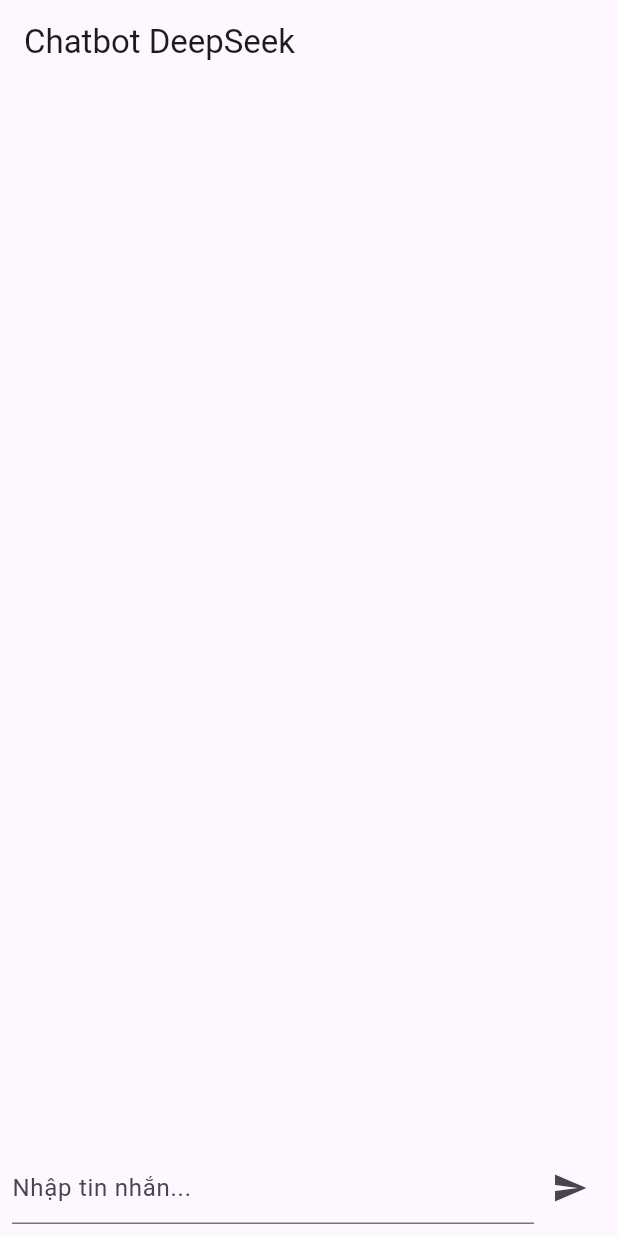
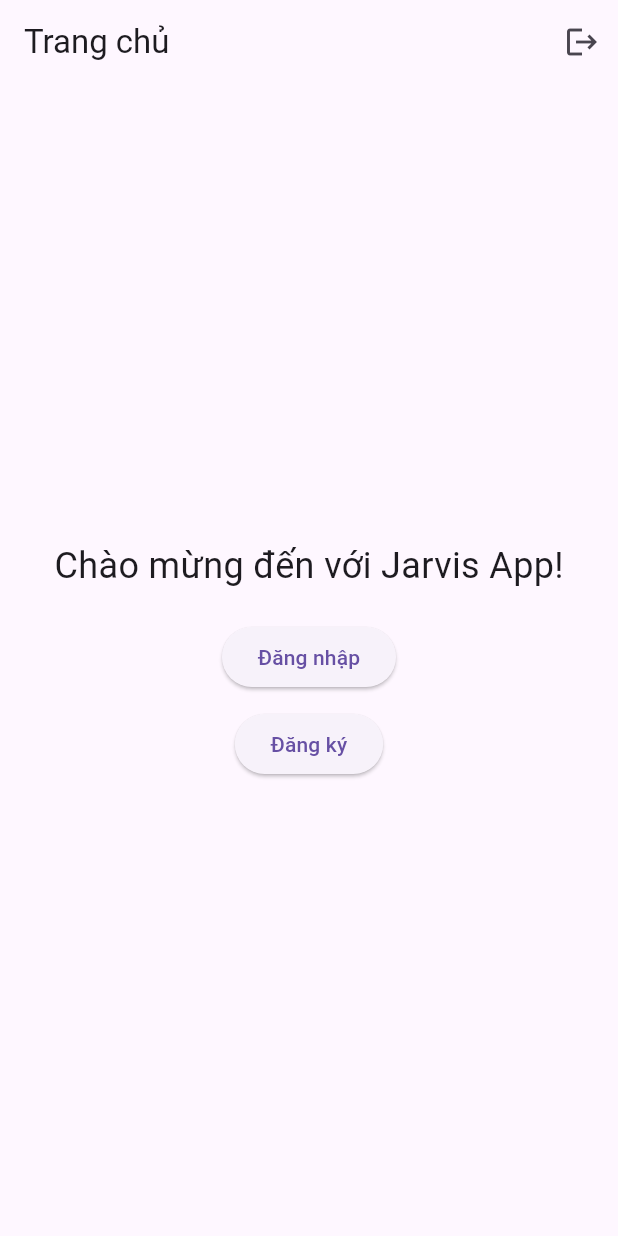
Before and after one commit to thinhngoo/AI_chat_bot, a Flutter app: the screen it shows after launch, on a phone screen of 412 x 824 dp. Run offline on Flutter 3.47's test engine with Material 3 defaults, Android fonts, the phone set to English and light mode, and no system bars; our stand-ins replace firebase_auth, firebase_core, google_sign_in; accounts and stored records are empty.

Commit message:
Update UI

```diff
--- a/lib/main.dart
+++ b/lib/main.dart
@@ -1,30 +1,22 @@
 import 'package:flutter/material.dart';
-import 'package:flutter_dotenv/flutter_dotenv.dart';
-import 'package:logger/logger.dart';
-import 'screens/chat_screen.dart';
+import 'package:firebase_core/firebase_core.dart';
+import 'screens/home_page.dart';
 
-final logger = Logger(); // Khởi tạo logger globally
-
-Future<void> main() async {
+void main() async {
   WidgetsFlutterBinding.ensureInitialized();
-  try {
-    await dotenv.load(fileName: ".env");
-    logger.i('Loaded .env successfully: ${dotenv.env['DEEPSEEK_API_KEY']}');
-  } catch (e) {
-    logger.e('Error loading .env: $e');
-  }
-  runApp(ChatBotApp());
+  await Firebase.initializeApp(); // Khởi tạo Firebase
+  runApp(MyApp());
 }
 
-class ChatBotApp extends StatelessWidget {
-  const ChatBotApp({super.key});
-
+class MyApp extends StatelessWidget {
   @override
   Widget build(BuildContext context) {
     return MaterialApp(
-      title: 'Chatbot DeepSeek',
-      theme: ThemeData(primarySwatch: Colors.blue),
-      home: const ChatScreen(),
+      title: 'Jarvis App',
+      theme: ThemeData(
+        primarySwatch: Colors.blue,
+      ),
+      home: HomePage(),
     );
   }
 }
--- a/lib/screens/chat_screen.dart
+++ /dev/null
@@ -1,70 +0,0 @@
-import 'package:flutter/material.dart';
-import '../services/api_service.dart';
-
-class ChatScreen extends StatefulWidget {
-  const ChatScreen({super.key}); // Thêm tham số key
-
-  @override
-  _ChatScreenState createState() => _ChatScreenState();
-}
-
-class _ChatScreenState extends State<ChatScreen> {
-  final List<String> messages = [];
-  final TextEditingController _controller = TextEditingController();
-  bool _isSending = false;
-  final ApiService _apiService = ApiService();
-
-  void _sendMessage(String text) async {
-    if (text.isEmpty || _isSending) return;
-
-    setState(() {
-      _isSending = true;
-      messages.add("Bạn: $text");
-    });
-
-    String response = await _apiService.getDeepSeekResponse(text);
-
-    setState(() {
-      messages.add("Bot: $response");
-      _isSending = false;
-    });
-
-    _controller.clear();
-  }
-
-  @override
-  Widget build(BuildContext context) {
-    return Scaffold(
-      appBar: AppBar(title: const Text("Chatbot DeepSeek")),
-      body: Column(
-        children: [
-          Expanded(
-            child: ListView.builder(
-              itemCount: messages.length,
-              itemBuilder: (context, index) => ListTile(
-                title: Text(messages[index]),
-              ),
-            ),
-          ),
-          Padding(
-            padding: const EdgeInsets.all(8.0),
-            child: Row(
-              children: [
-                Expanded(
-                  child: TextField(
-                    controller: _controller,
-                    decoration: const InputDecoration(hintText: "Nhập tin nhắn..."),
-                  ),
-                ),
-                IconButton(
-                  icon: const Icon(Icons.send),
-                  onPressed: _isSending ? null : () => _sendMessage(_controller.text),
-                ),
-              ],
-            ),
-          ),
-        ],
-      ),
-    );
-  }
-}
--- /dev/null
+++ b/lib/screens/home_page.dart
@@ -0,0 +1,68 @@
+import 'package:flutter/material.dart';
+import 'package:firebase_auth/firebase_auth.dart';
+import 'login_page.dart';
+import 'signup_page.dart';
+
+class HomePage extends StatelessWidget {
+  HomePage({super.key}); // Remove const keyword
+
+  final _auth = FirebaseAuth.instance;
+
+  Future<void> _signOut(BuildContext context) async {
+    await _auth.signOut();
+    if (!context.mounted) return; // Check if the context is still mounted
+    ScaffoldMessenger.of(context).showSnackBar(
+      const SnackBar(content: Text('Đăng xuất thành công!')), // Add const
+    );
+    Navigator.pushReplacement(
+      context,
+      MaterialPageRoute(builder: (context) => LoginPage()), // Remove const
+    );
+  }
+
+  @override
+  Widget build(BuildContext context) {
+    return Scaffold(
+      appBar: AppBar(
+        title: const Text('Trang chủ'), // Add const
+        actions: [
+          IconButton(
+            icon: const Icon(Icons.logout), // Add const
+            onPressed: () => _signOut(context),
+          ),
+        ],
+      ),
+      body: Center(
+        child: Column(
+          mainAxisAlignment: MainAxisAlignment.center,
+          children: [
+            const Text(
+              'Chào mừng đến với Jarvis App!',
+              style: TextStyle(fontSize: 24),
+            ),
+            const SizedBox(height: 20), // Add const
+            ElevatedButton(
+              onPressed: () {
+                Navigator.push(
+                  context,
+                  MaterialPageRoute(builder: (context) => LoginPage()), // Remove const
+                );
+              },
+              child: const Text('Đăng nhập'), // Add const
+            ),
+            const SizedBox(height: 10), // Add const
+            ElevatedButton(
+              onPressed: () {
+                Navigator.push(
+                  context,
+                  MaterialPageRoute(builder: (context) => SignUpPage()), // Remove const
+                );
+              },
+              child: const Text('Đăng ký'), // Add const
+            ),
+          ],
+        ),
+      ),
+    );
+  }
+}
--- a/pubspec.yaml
+++ b/pubspec.yaml
@@ -11,6 +11,9 @@ dependencies:
   http: ^0.13.5          # Gọi API
   flutter_dotenv: ^5.0.2 # Đọc file .env
   logger: ^2.0.2
+  firebase_core: ^2.24.2
+  firebase_auth: ^4.16.0
+  google_sign_in: ^6.2.1
 
 dev_dependencies:
   flutter_test:
```
Also changed, not shown: lib/screens/login_page.dart (added, +84 -0 lines), lib/screens/signup_page.dart (added, +76 -0 lines), lib/services/api_service.dart (+8 -34 lines), lib/services/auth_service.dart (added, +57 -0 lines), pubspec.lock, 4 other files.
